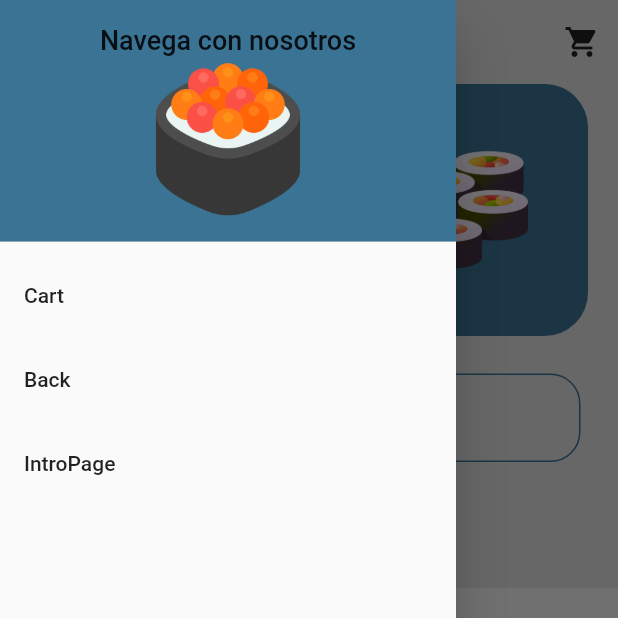
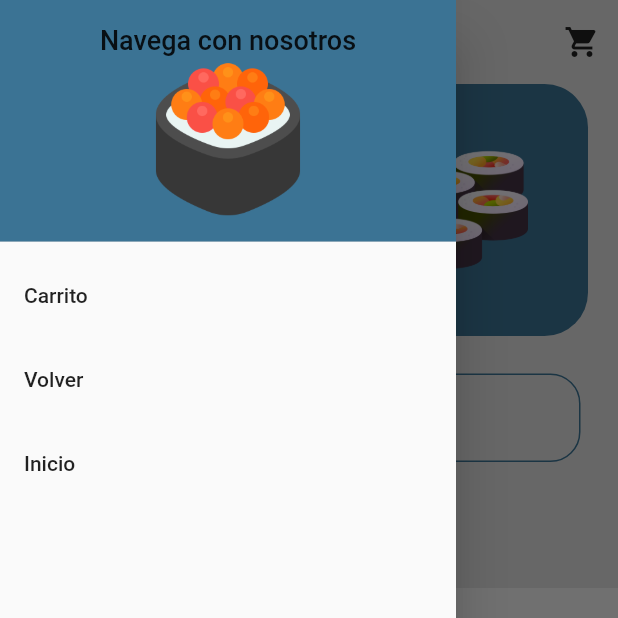
Before and after one commit to fbnjeje/Flutter_Road_Map, a Flutter app: the MenuPage screen opened by its route, with the side drawer open, on a phone screen of 412 x 824 dp, the top half of it. Run offline on Flutter 3.47's test engine with Material 2 defaults, Android fonts, the phone set to English and light mode, and no system bars; our stand-ins replace dio, google_fonts.

Commit message:
trasnlate to spanish finished

```diff
--- a/sushi app/sushi_app/lib/screens/cart_page.dart
+++ b/sushi app/sushi_app/lib/screens/cart_page.dart
@@ -23,7 +23,7 @@ class CartPage extends StatelessWidget {
       builder: (context, value, child) => Scaffold(
         backgroundColor: myPrimaryColor,
         appBar: AppBar(
-          title: const Text('Cart Shop Section'),
+          title: const Text('Carrito de compras'),
           backgroundColor: myPrimaryColor,
           elevation: 0,
         ),
@@ -77,7 +77,7 @@ class CartPage extends StatelessWidget {
 
             Padding(
               padding: const EdgeInsets.all(25.0),
-              child: MyButton(text: 'Pay now!', onTap: () {}),
+              child: MyButton(text: 'Paga ahora!', onTap: () {}),
             )
           ],
         ),
--- a/sushi app/sushi_app/lib/screens/food_details_page.dart
+++ b/sushi app/sushi_app/lib/screens/food_details_page.dart
@@ -53,7 +53,7 @@ class _FoodDetailsPageState extends State<FoodDetailsPage> {
         builder: (context) => AlertDialog(
           backgroundColor: myPrimaryColor,
           content: const Text(
-            'Sucessfully added to cart',
+            'Agregado satisfactoriamente al carrito!',
             style: TextStyle(
               color: Colors.white,
             ),
@@ -128,7 +128,7 @@ class _FoodDetailsPageState extends State<FoodDetailsPage> {
                   //description
 
                   Text(
-                    'Description',
+                    'Descripcion',
                     style: TextStyle(
                         color: Colors.grey[900],
                         fontWeight: FontWeight.bold,
@@ -219,7 +219,7 @@ class _FoodDetailsPageState extends State<FoodDetailsPage> {
                   const SizedBox(height: 25),
                   //add to cart
                   MyButton(
-                    text: 'Add to cart',
+                    text: 'Añadir al carrito',
                     onTap: addToCart,
                   )
                 ],
--- a/sushi app/sushi_app/lib/screens/intro_page.dart
+++ b/sushi app/sushi_app/lib/screens/intro_page.dart
@@ -23,7 +23,7 @@ class IntroPage extends StatelessWidget {
             //shop Name
 
             Text(
-              "KYOTO'S SUSHI",
+              "KYOTO SUSHI TIENDA",
               style:
                   GoogleFonts.dmSerifDisplay(fontSize: 28, color: Colors.white),
             ),
--- a/sushi app/sushi_app/lib/screens/menu_page.dart
+++ b/sushi app/sushi_app/lib/screens/menu_page.dart
@@ -73,7 +73,7 @@ class _MenuPage extends State<MenuPage> {
                   ],
                 )),
             ListTile(
-              title: const Text('Cart'),
+              title: const Text('Carrito'),
               onTap: () {
                 // Update the state of the app
                 // Then close the drawer
@@ -81,7 +81,7 @@ class _MenuPage extends State<MenuPage> {
               },
             ),
             ListTile(
-              title: const Text('Back'),
+              title: const Text('Volver'),
               onTap: () {
                 // Update the state of the app
                 // Then close the drawer
@@ -89,7 +89,7 @@ class _MenuPage extends State<MenuPage> {
               },
             ),
             ListTile(
-              title: const Text('IntroPage'),
+              title: const Text('Inicio'),
               onTap: () {
                 // Update the state of the app
                 // Then close the drawer
@@ -116,14 +116,14 @@ class _MenuPage extends State<MenuPage> {
                 children: [
                   //reedem button
                   Text(
-                    'Get a 32% Promo',
+                    'Obten 32% desc',
                     style: GoogleFonts.dmSerifDisplay(
                         fontSize: 25, color: Colors.white),
                   ),
 
                   const SizedBox(height: 20),
 
-                  MyButton(text: 'Redeem', onTap: () {})
+                  MyButton(text: 'Redimir', onTap: () {})
                 ],
               ),
               //image
@@ -150,7 +150,7 @@ class _MenuPage extends State<MenuPage> {
                 enabledBorder: OutlineInputBorder(
                     borderSide: BorderSide(color: myPrimaryColor),
                     borderRadius: BorderRadius.circular(20)),
-                hintText: 'Search Here...'),
+                hintText: 'Busca acá.'),
           ),
         ),
 
@@ -160,7 +160,7 @@ class _MenuPage extends State<MenuPage> {
         Padding(
           padding: const EdgeInsets.symmetric(horizontal: 25, vertical: 0),
           child: Text(
-            'Food Menu',
+            'Menu de Comidas',
             style: TextStyle(
                 fontSize: 29,
                 fontWeight: FontWeight.w900,
@@ -217,7 +217,7 @@ class _MenuPage extends State<MenuPage> {
                       //text
 
                       Text(
-                        "Sancocho's",
+                        "Sancocho",
                         style: GoogleFonts.dmSerifDisplay(fontSize: 25),
                       ),
 
```
